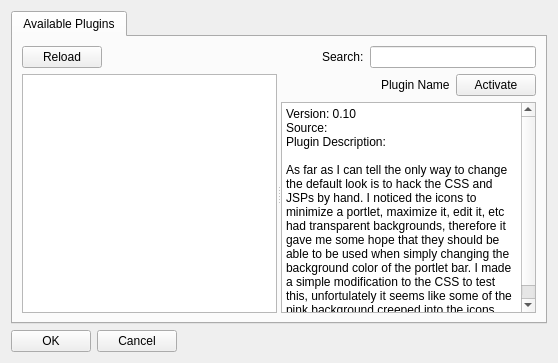
This is src/apps/Daqster/pluginlist.ui in samiavasil/temporary as Qt 5 draws it before an edit. The edited form follows.
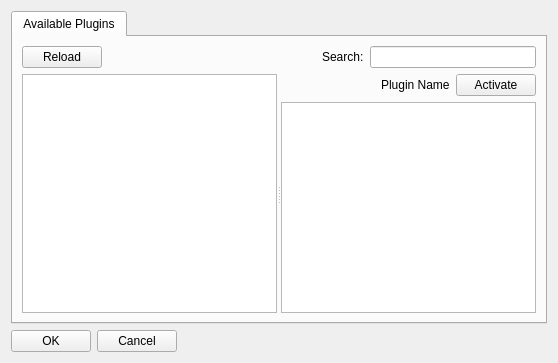
This is the edited form.

Commit message: Plugins Loader update

What changed in the file:
```diff
--- a/src/apps/Daqster/pluginlist.ui
+++ b/src/apps/Daqster/pluginlist.ui
@@ -160,11 +160,7 @@
                <item>
                 <widget class="QPlainTextEdit" name="pluginDescription">
                  <property name="plainText">
-                  <string>Version: 0.10
-Source:
-Plugin Description:
-
-As far as I can tell the only way to change the default look is to hack the CSS and JSPs by hand. I noticed the icons to minimize a portlet, maximize it, edit it, etc had transparent backgrounds, therefore it gave me some hope that they should be able to be used when simply changing the background color of the portlet bar. I made a simple modification to the CSS to test this, unfortulately it seems like some of the pink background creeped into the icons.</string>
+                  <string/>
                  </property>
                  <property name="backgroundVisible">
                   <bool>false</bool>
```
The commit also changes 5 other files.
